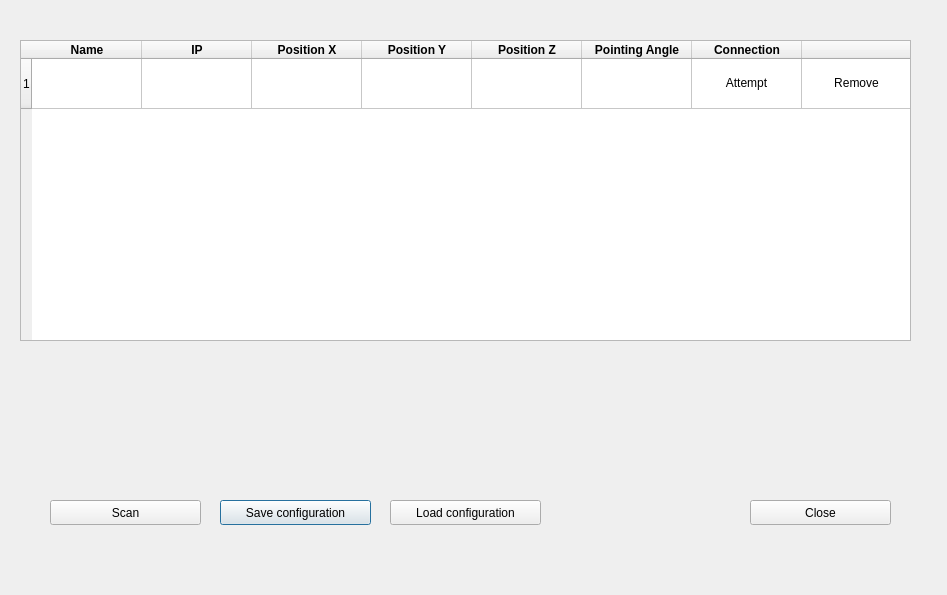
First picture: the form in ObjectTracking/configuration.ui, repository TFNeto/Indoor-object-tracking, before the edit.
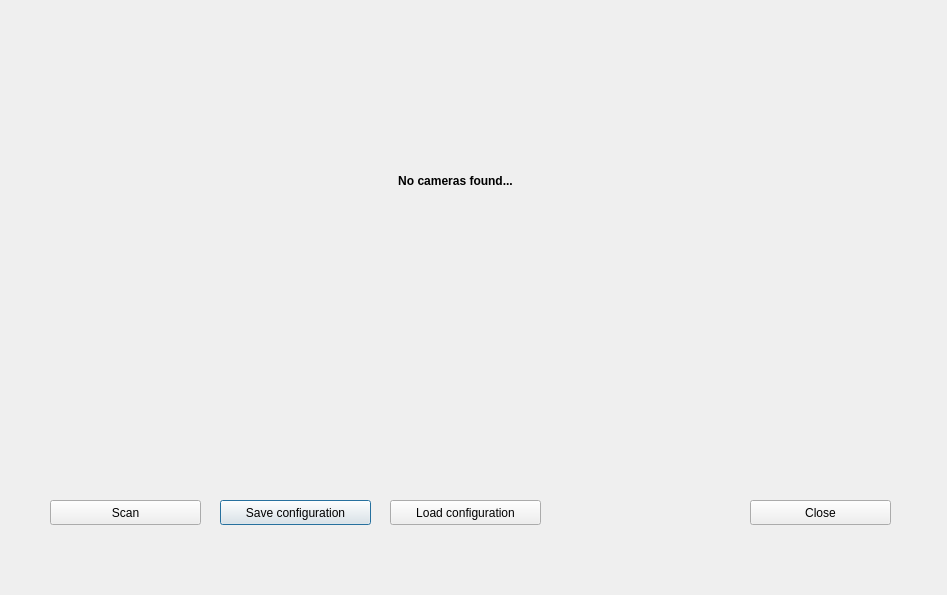
Second picture: the form after the edit.

Commit message: Add scan overlays

Patch:
```diff
--- a/ObjectTracking/configuration.ui
+++ b/ObjectTracking/configuration.ui
@@ -304,6 +304,56 @@
     <string>Scan</string>
    </property>
   </widget>
+  <widget class="QLabel" name="scanning_label">
+   <property name="geometry">
+    <rect>
+     <x>20</x>
+     <y>40</y>
+     <width>891</width>
+     <height>301</height>
+    </rect>
+   </property>
+   <property name="font">
+    <font>
+     <weight>75</weight>
+     <bold>true</bold>
+    </font>
+   </property>
+   <property name="autoFillBackground">
+    <bool>true</bool>
+   </property>
+   <property name="text">
+    <string>Scanning...</string>
+   </property>
+   <property name="alignment">
+    <set>Qt::AlignCenter</set>
+   </property>
+  </widget>
+  <widget class="QLabel" name="scan_nocams">
+   <property name="geometry">
+    <rect>
+     <x>10</x>
+     <y>30</y>
+     <width>891</width>
+     <height>301</height>
+    </rect>
+   </property>
+   <property name="font">
+    <font>
+     <weight>75</weight>
+     <bold>true</bold>
+    </font>
+   </property>
+   <property name="autoFillBackground">
+    <bool>true</bool>
+   </property>
+   <property name="text">
+    <string>No cameras found...</string>
+   </property>
+   <property name="alignment">
+    <set>Qt::AlignCenter</set>
+   </property>
+  </widget>
  </widget>
  <resources/>
  <connections/>
```
The commit also changes 1 other file.
